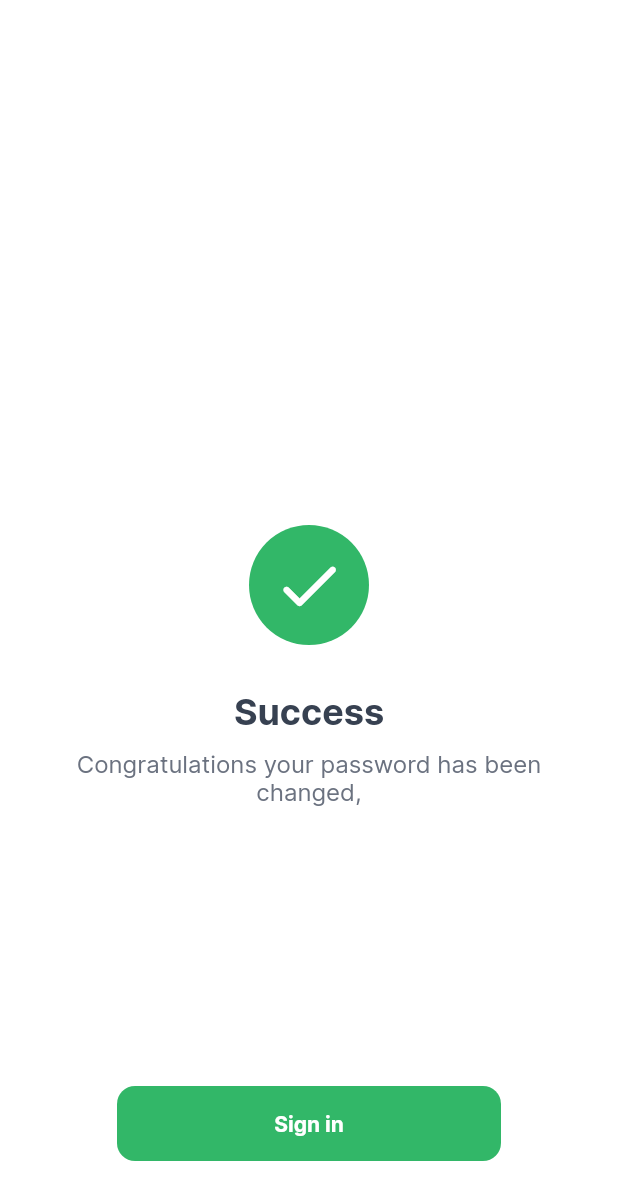
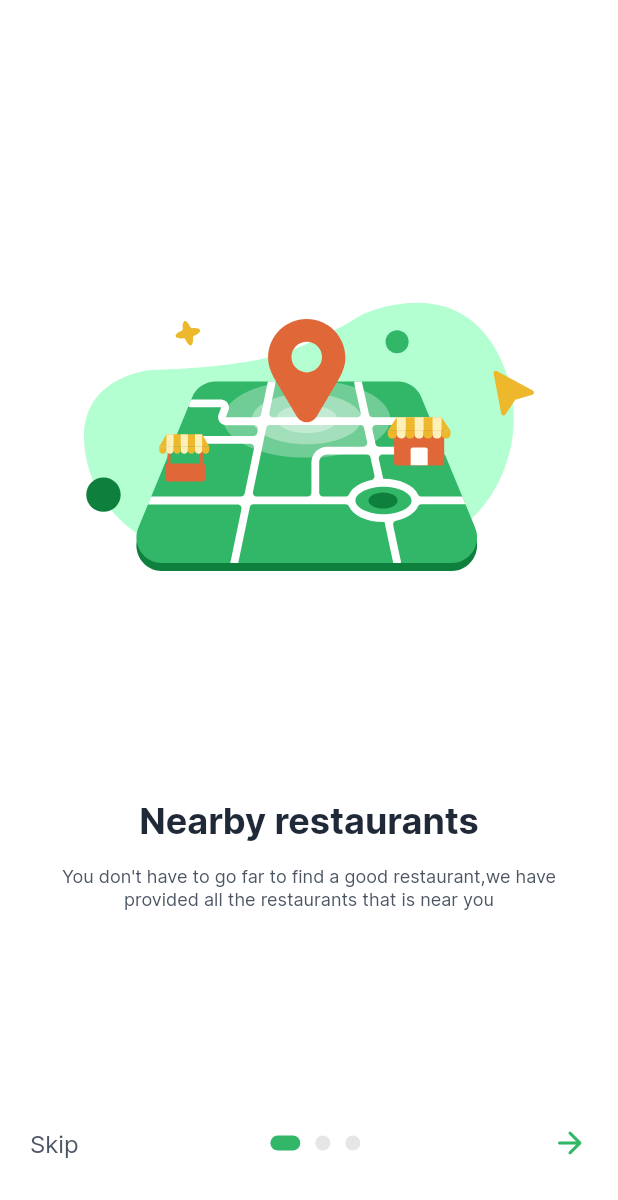
Before and after one commit to syafrialzulmi/flutter_restaurant_booking, a Flutter app: the screen it shows after launch, on a phone screen of 412 x 824 dp. Shown: the top 1200 px of the screen. Run offline on Flutter 3.47's test engine with Material 2 defaults, Android fonts, the phone set to English and light mode, and no system bars; our stand-ins replace flutter_svg.

Commit message:
onboarding page

```diff
--- a/lib/main.dart
+++ b/lib/main.dart
@@ -2,6 +2,7 @@ import 'package:flutter/material.dart';
 import 'package:flutter_restaurant_booking/backmail_page.dart';
 import 'package:flutter_restaurant_booking/changenewpassword_page.dart';
 import 'package:flutter_restaurant_booking/forgetpassword_page.dart';
+import 'package:flutter_restaurant_booking/onboarding_page.dart';
 import 'package:flutter_restaurant_booking/registration_page.dart';
 import 'package:flutter_restaurant_booking/success_page.dart';
 
@@ -19,7 +20,7 @@ class MyApp extends StatelessWidget {
       theme: ThemeData(
         fontFamily: 'Inter',
       ),
-      home: const Success(),
+      home: const Onboarding(),
     );
   }
 }
--- /dev/null
+++ b/lib/onboarding_page.dart
@@ -0,0 +1,107 @@
+import 'package:flutter/material.dart';
+import 'package:flutter_restaurant_booking/slider_page.dart';
+import 'package:flutter_svg/svg.dart';
+
+class Onboarding extends StatefulWidget {
+  const Onboarding({Key? key}) : super(key: key);
+
+  @override
+  _OnboardingState createState() => _OnboardingState();
+}
+
+class _OnboardingState extends State<Onboarding> {
+  int _currentPage = 0;
+  PageController _controller = PageController();
+
+  List<Widget> _page = [
+    const SliderPage(
+      title: 'Nearby restaurants',
+      description:
+          'You don\'t have to go far to find a good restaurant,we have provided all the restaurants that is near you',
+      image: 'assets/images/tracking_maps.svg',
+    ),
+    const SliderPage(
+      title: 'Select the Favorites Menu',
+      description:
+          'Now eat well, don\'t leave the house,You can choose your favorite food only with one click',
+      image: 'assets/images/order_illustration.svg',
+    ),
+    const SliderPage(
+      title: 'Good food at a cheap price',
+      description: 'You can eat at expensive restaurants with affordable price',
+      image: 'assets/images/safe_food.svg',
+    ),
+  ];
+
+  _onchanged(int index) {
+    setState(() {
+      _currentPage = index;
+    });
+  }
+
+  @override
+  Widget build(BuildContext context) {
+    return Scaffold(
+      backgroundColor: Colors.white,
+      body: Padding(
+        padding: const EdgeInsets.symmetric(vertical: 50, horizontal: 20),
+        child: Stack(
+          children: [
+            PageView.builder(
+                scrollDirection: Axis.horizontal,
+                onPageChanged: _onchanged,
+                controller: _controller,
+                itemCount: _page.length,
+                itemBuilder: (context, int index) {
+                  return _page[index];
+                }),
+            Column(
+              mainAxisAlignment: MainAxisAlignment.end,
+              children: [
+                Row(
+                  mainAxisAlignment: MainAxisAlignment.spaceBetween,
+                  children: [
+                    InkWell(
+                      child: const Text(
+                        'Skip',
+                        style: TextStyle(
+                          color: Color(0xff4B5563),
+                          fontSize: 16,
+                        ),
+                      ),
+                      onTap: () {},
+                    ),
+                    Row(
+                      mainAxisAlignment: MainAxisAlignment.center,
+                      children:
+                          List<Widget>.generate(_page.length, (int index) {
+                        return AnimatedContainer(
+                          duration: const Duration(milliseconds: 300),
+                          width: (index == _currentPage) ? 20 : 10,
+                          height: 10,
+                          margin: const EdgeInsets.symmetric(horizontal: 5),
+                          decoration: BoxDecoration(
+                            borderRadius: BorderRadius.circular(10),
+                            color: (index == _currentPage)
+                                ? const Color(0xff32B768)
+                                : const Color(0xffE6E6E6),
+                            // color: Color(0xffE6E6E6)
+                          ),
+                        );
+                      }),
+                    ),
+                    InkWell(
+                      child: const Icon(Icons.arrow_forward_rounded,
+                          size: 24.0, color: Color(0xff32B768)),
+                      onTap: () {},
+                    ),
+                  ],
+                ),
+              ],
+            )
+          ],
+        ),
+      ),
+    );
+  }
+}
--- /dev/null
+++ b/lib/slider_page.dart
@@ -0,0 +1,63 @@
+import 'package:flutter/material.dart';
+import 'package:flutter_svg/svg.dart';
+
+class SliderPage extends StatelessWidget {
+  const SliderPage(
+      {Key? key,
+      required this.title,
+      required this.description,
+      required this.image})
+      : super(key: key);
+
+  final String title;
+  final String description;
+  final String image;
+
+  @override
+  Widget build(BuildContext context) {
+    return Container(
+      child: SizedBox(
+        height: MediaQuery.of(context).size.height,
+        width: MediaQuery.of(context).size.width,
+        child: Column(
+          children: [
+            Flexible(
+              flex: 2,
+              fit: FlexFit.tight,
+              child: SvgPicture.asset(
+                image,
+                width: 300,
+              ),
+            ),
+            Flexible(
+                flex: 1,
+                child: Column(
+                  // ignore: prefer_const_literals_to_create_immutables
+                  children: [
+                    Text(
+                      title,
+                      style: const TextStyle(
+                        color: Color(0xff1F2937),
+                        fontSize: 24,
+                        fontWeight: FontWeight.bold,
+                      ),
+                    ),
+                    const SizedBox(
+                      height: 15,
+                    ),
+                    Text(
+                      description,
+                      textAlign: TextAlign.center,
+                      style: const TextStyle(
+                        color: Color(0xff4B5563),
+                        fontSize: 12,
+                      ),
+                    )
+                  ],
+                ))
+          ],
+        ),
+      ),
+    );
+  }
+}
```
